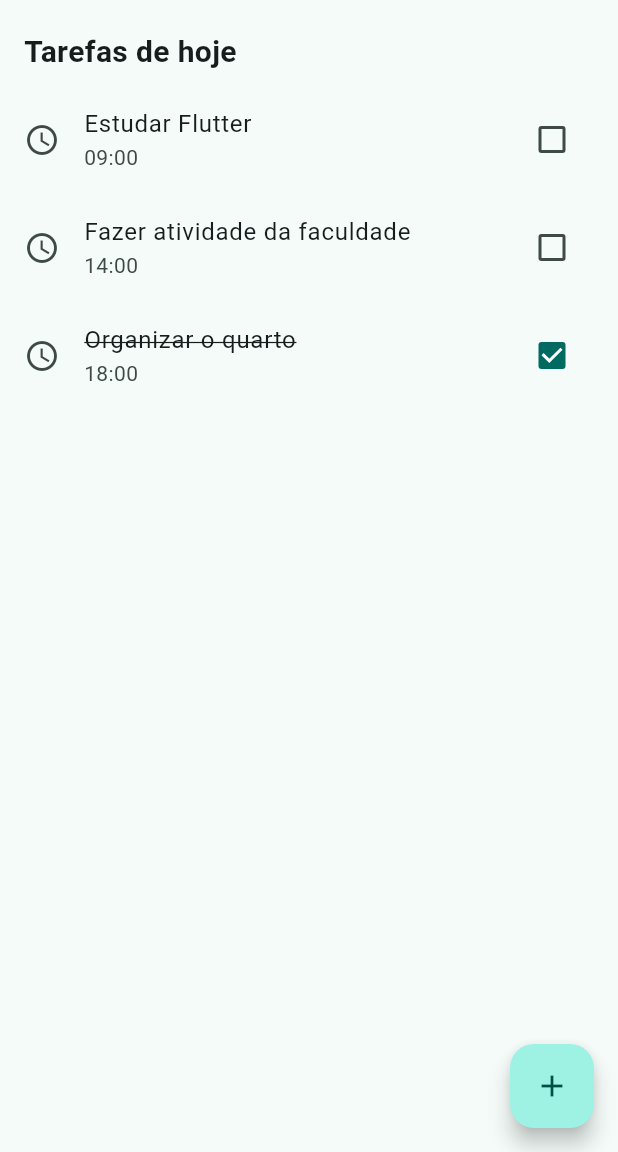
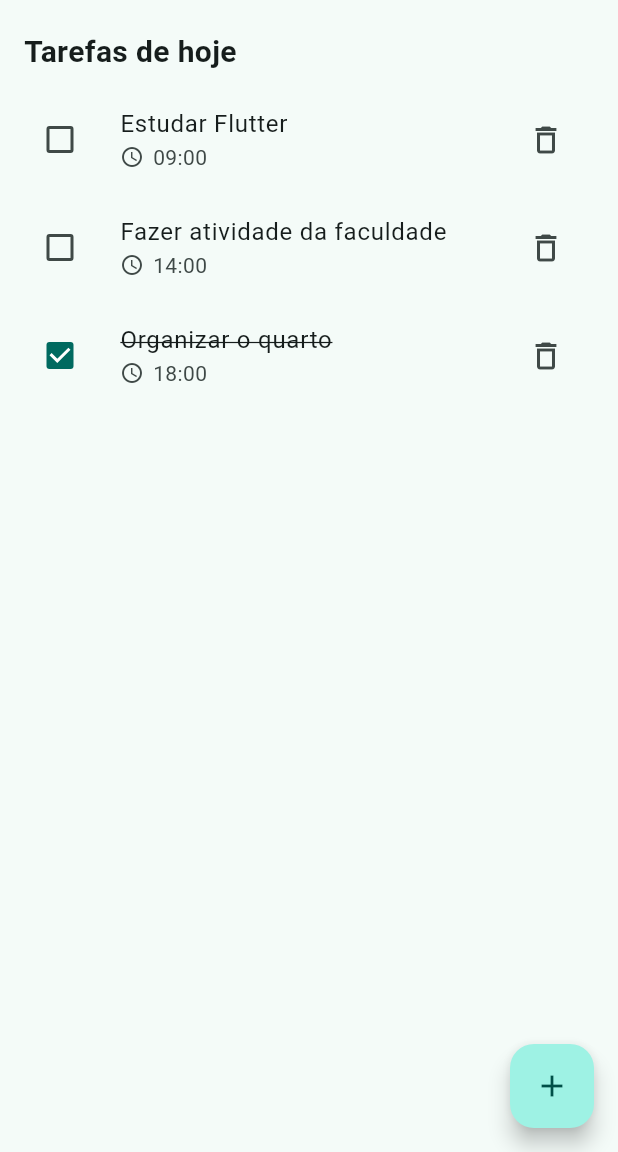
Before and after one commit to andrewbrtl/GerenciamentoDeEstado, a Flutter app: the screen it shows after launch, on a phone screen of 412 x 824 dp, the part 84-1236 px from its top. Run offline on Flutter 3.47's test engine with Material 3 defaults, Android fonts, the phone set to English and light mode, and no system bars.

Commit message:
Criando opcao de excluir tarefas

```diff
--- a/lib/pages/tarefas_page.dart
+++ b/lib/pages/tarefas_page.dart
@@ -92,8 +92,11 @@ class TarefasPage extends StatelessWidget {
               itemBuilder: (context, index) {
                 final tarefa = provider.tarefas[index];
 
-                return CheckboxListTile(
-                  value: tarefa.concluida,
+                return ListTile(
+                  leading: Checkbox(
+                    value: tarefa.concluida,
+                    onChanged: (value) => provider.alterarStatus(tarefa),
+                  ),
                   title: Text(
                     tarefa.titulo,
                     style: TextStyle(
@@ -102,9 +105,19 @@ class TarefasPage extends StatelessWidget {
                           : null,
                     ),
                   ),
-                  subtitle: Text(tarefa.horario),
-                  secondary: const Icon(Icons.access_time),
-                  onChanged: (value) => provider.alterarStatus(tarefa),
+                  subtitle: Row(
+                    children: [
+                      const Icon(Icons.access_time, size: 16),
+                      const SizedBox(width: 6),
+                      Text(tarefa.horario),
+                    ],
+                  ),
+                  trailing: IconButton(
+                    tooltip: 'Excluir tarefa',
+                    icon: const Icon(Icons.delete_outline),
+                    onPressed: () => provider.excluirTarefa(tarefa),
+                  ),
+                  onTap: () => provider.alterarStatus(tarefa),
                 );
               },
             ),
--- a/lib/providers/tarefas_provider.dart
+++ b/lib/providers/tarefas_provider.dart
@@ -24,4 +24,9 @@ class TarefasProvider extends ChangeNotifier {
     tarefa.concluida = !tarefa.concluida;
     notifyListeners();
   }
+
+  void excluirTarefa(Tarefa tarefa) {
+    _tarefas.remove(tarefa);
+    notifyListeners();
+  }
 }
```
Also changed, not shown: lib/pages/concluidas_page.dart (+14 -4 lines), 1 other file.
